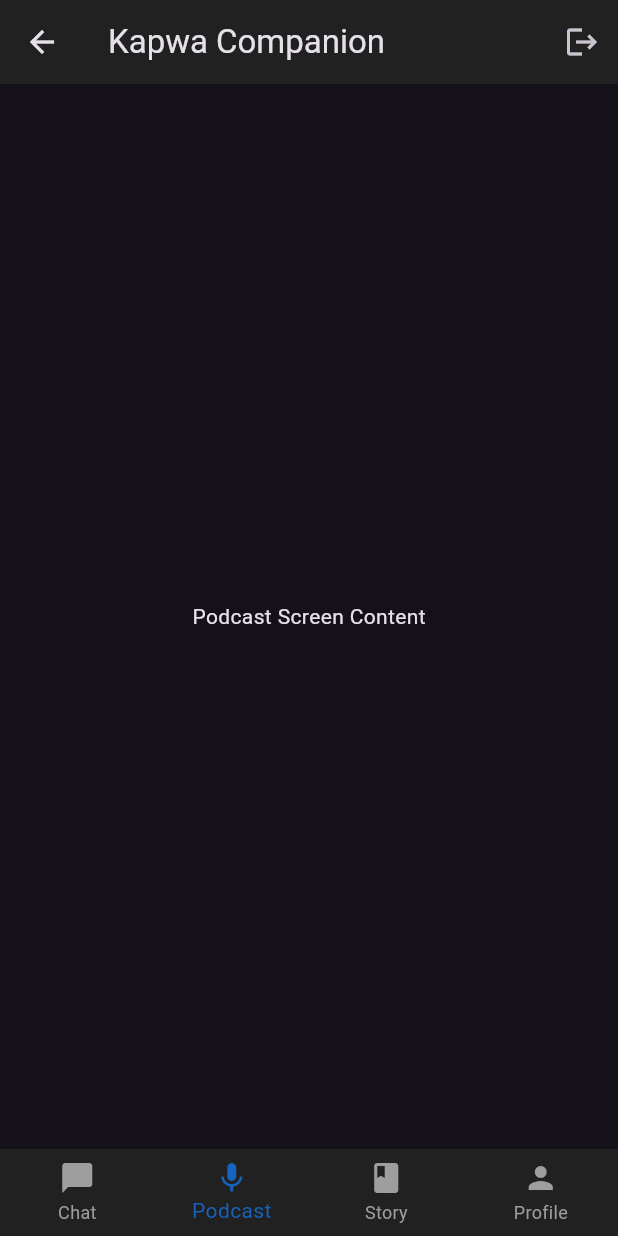
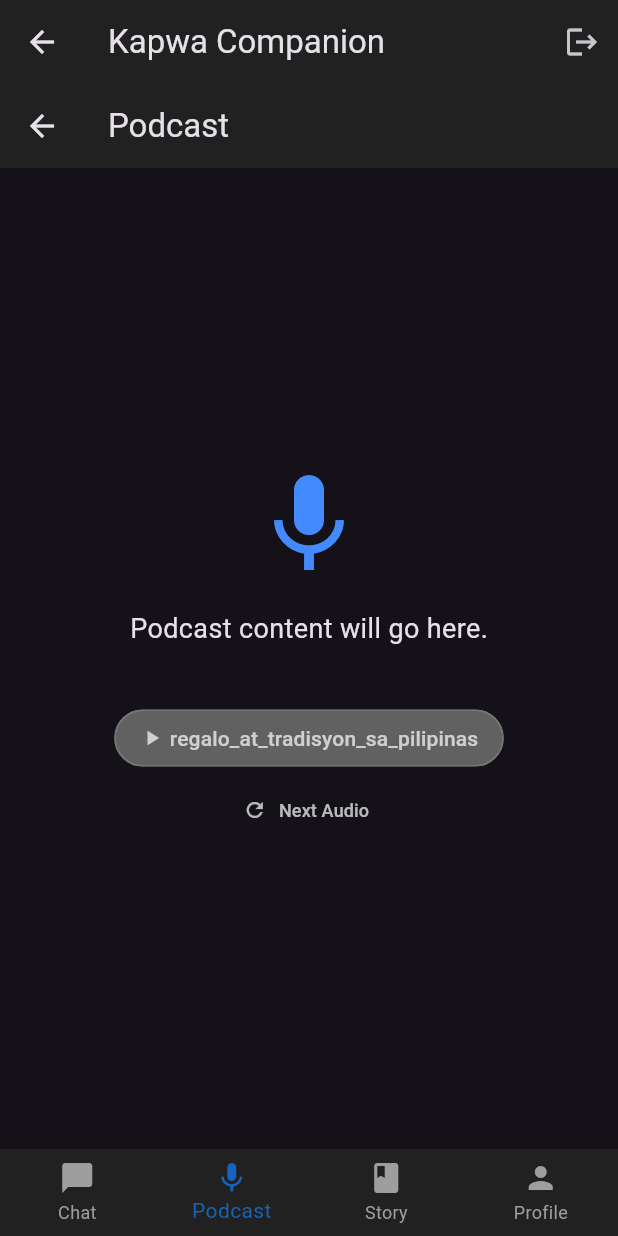
Before and after one commit to billee/podcasts, a Flutter app: the MainScreen screen opened directly, item 2 of the bottom bar chosen, on a phone screen of 412 x 824 dp. Run offline on Flutter 3.47's test engine with Material 3 defaults, Android fonts, the light colour scheme and no system bars; our stand-ins replace audioplayers, cloud_firestore, firebase_auth, firebase_core, flutter_dotenv, shared_preferences; accounts and stored records are empty.

Commit message:
add link to podcast

```diff
--- a/lib/screens/main_screen.dart
+++ b/lib/screens/main_screen.dart
@@ -3,9 +3,11 @@
 import 'package:flutter/material.dart';
 import 'package:firebase_auth/firebase_auth.dart';
 import 'package:kapwa_companion_basic/screens/chat_screen.dart';
-import 'package:kapwa_companion_basic/screens/contacts_screen.dart'; // Keep if still needed for other purposes or future plans
+// import 'package:kapwa_companion_basic/screens/contacts_screen.dart'; // No longer directly used in nav
 import 'package:kapwa_companion_basic/screens/profile_screen.dart';
 import 'package:kapwa_companion_basic/screens/auth/login_screen.dart';
+import 'package:kapwa_companion_basic/screens/podcast_screen.dart'; // Import the new PodcastScreen
+import 'package:kapwa_companion_basic/screens/story_screen.dart'; // Import the new StoryScreen
 import 'dart:async';
 import 'package:logging/logging.dart';
 import 'package:kapwa_companion_basic/services/auth_service.dart';
@@ -89,10 +91,8 @@ class _MainScreenState extends State<MainScreen> {
               userId: _currentUserId,
               username: _currentUsername,
             ),
-            // Placeholder for Podcast screen
-            const Center(child: Text('Podcast Screen Content')),
-            // Placeholder for Story screen
-            const Center(child: Text('Story Screen Content')),
+            const PodcastScreen(), // Use the new PodcastScreen
+            const StoryScreen(), // Use the new StoryScreen
             const ProfileScreen(),
           ];
           _logger.info(
@@ -108,10 +108,8 @@ class _MainScreenState extends State<MainScreen> {
               userId: _currentUserId,
               username: _currentUsername,
             ),
-            // Placeholder for Podcast screen
-            const Center(child: Text('Podcast Screen Content')),
-            // Placeholder for Story screen
-            const Center(child: Text('Story Screen Content')),
+            const PodcastScreen(), // Use the new PodcastScreen
+            const StoryScreen(), // Use the new StoryScreen
             const ProfileScreen(),
           ];
           _logger.warning(
@@ -211,15 +209,15 @@ class _MainScreenState extends State<MainScreen> {
         type: BottomNavigationBarType.fixed,
         items: const [
           BottomNavigationBarItem(
-            icon: Icon(Icons.chat_bubble), // Changed icon
+            icon: Icon(Icons.chat_bubble),
             label: 'Chat',
           ),
           BottomNavigationBarItem(
-            icon: Icon(Icons.mic), // New item
+            icon: Icon(Icons.mic),
             label: 'Podcast',
           ),
           BottomNavigationBarItem(
-            icon: Icon(Icons.book), // New item
+            icon: Icon(Icons.book),
             label: 'Story',
           ),
           BottomNavigationBarItem(
--- /dev/null
+++ b/lib/screens/podcast_screen.dart
@@ -0,0 +1,69 @@
+// lib/screens/podcast_screen.dart
+
+import 'package:flutter/material.dart';
+import 'package:kapwa_companion_basic/widgets/audio_player_widget.dart';
+import 'package:kapwa_companion_basic/services/audio_service.dart';
+import 'package:logging/logging.dart';
+
+class PodcastScreen extends StatefulWidget {
+  // Removed audioService parameter as it will get the singleton directly
+  const PodcastScreen({super.key});
+
+  @override
+  State<PodcastScreen> createState() => _PodcastScreenState();
+}
+
+class _PodcastScreenState extends State<PodcastScreen> {
+  final Logger _logger = Logger('PodcastScreen');
+  // Obtain the singleton AudioService instance. It's initialized in main.dart.
+  final AudioService _audioService = AudioService();
+
+  @override
+  void initState() {
+    super.initState();
+    _logger.info('PodcastScreen initState called.');
+    // Removed _initializeAudioService() call, as it's handled in main.dart
+    // The player listeners are already set up in AudioService's initialize method
+    _audioService.audioPlayer.onPlayerComplete.listen((_) {
+      _logger.info('Audio player completed playback in PodcastScreen.');
+      setState(() {
+        _audioService.stopAudio();
+      });
+    });
+    _logger.info('PodcastScreen initialized and listeners set up.');
+  }
+
+  @override
+  void dispose() {
+    _logger
+        .info('PodcastScreen dispose called. AudioService NOT disposed here.');
+    // Removed _audioService.dispose() call, as it's handled globally in main.dart
+    super.dispose();
+  }
+
+  @override
+  Widget build(BuildContext context) {
+    return Scaffold(
+      appBar: AppBar(
+        title: const Text('Podcast'),
+        backgroundColor: Colors.grey[900],
+      ),
+      body: Center(
+        child: Column(
+          mainAxisAlignment: MainAxisAlignment.center,
+          children: [
+            const Icon(Icons.mic, size: 80, color: Colors.blueAccent),
+            const SizedBox(height: 16),
+            const Text(
+              'Podcast content will go here.',
+              style: TextStyle(fontSize: 18),
+            ),
+            const SizedBox(height: 32),
+            // No need to pass audioService, as AudioPlayerWidget will get the singleton
+            AudioPlayerWidget(),
+          ],
+        ),
+      ),
+    );
+  }
+}
--- a/lib/screens/views/chat_screen_view.dart
+++ b/lib/screens/views/chat_screen_view.dart
@@ -1,7 +1,7 @@
 // lib/screens/views/chat_screen_view.dart
 
 import 'package:flutter/material.dart';
-import 'package:kapwa_companion_basic/widgets/audio_player_widget.dart';
+// import 'package:kapwa_companion_basic/widgets/audio_player_widget.dart'; // REMOVED
 import 'package:kapwa_companion_basic/widgets/typing_indicator.dart';
 
 // This is a stateless widget that takes the necessary data and callbacks
@@ -112,7 +112,7 @@ class ChatScreenView extends StatelessWidget {
               },
             ),
           ),
-          AudioPlayerWidget(),
+          // AudioPlayerWidget(), // REMOVED from here
           _buildSuggestionChips(),
           isTyping ? const TypingIndicator() : const SizedBox.shrink(),
           Padding(
```
Also changed, not shown: lib/screens/chat_screen.dart (+7 -22 lines), lib/screens/story_screen.dart (added, +30 -0 lines).
